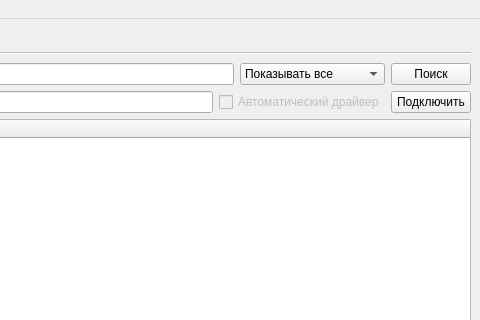
This is forms/main_window.ui in Communist02/CUPS as Qt 5 draws it before an edit; both pictures show x 800 to 1280 and y 0 to 320 of the 1280 by 800 pixel window. The edited form follows.
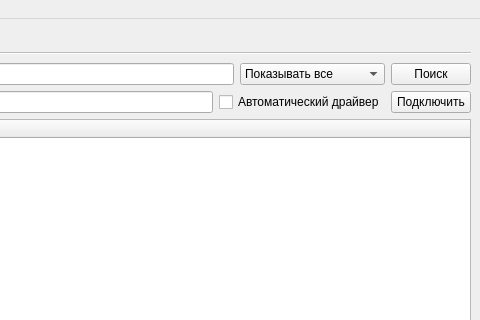
This is the edited form. The open tabs and pages were chosen to show the change. Icons and pictures are not drawn.

The edit to the form file:
```diff
--- a/forms/main_window.ui
+++ b/forms/main_window.ui
@@ -385,9 +385,6 @@
           </item>
           <item>
            <widget class="QCheckBox" name="checkBox_auto">
-            <property name="enabled">
-             <bool>false</bool>
-            </property>
             <property name="toolTip">
              <string>Использовать автоматический подбор драйвера</string>
             </property>
```
Left out of the diff: 2 changed lines with no effect on the pictures.
